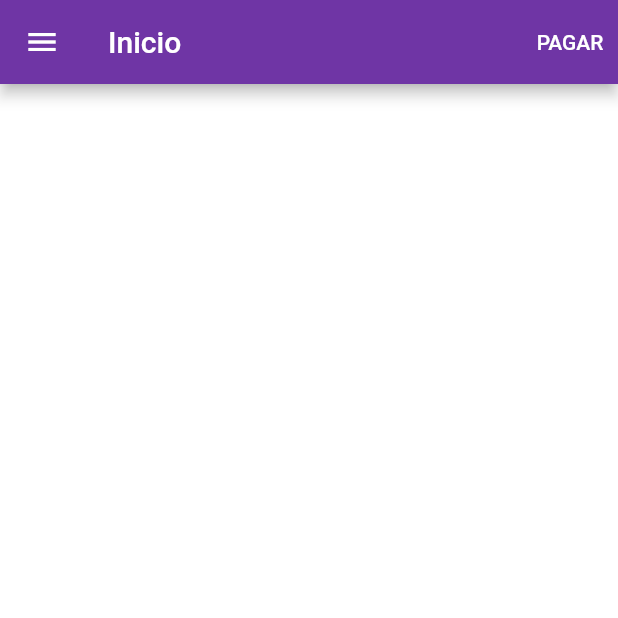
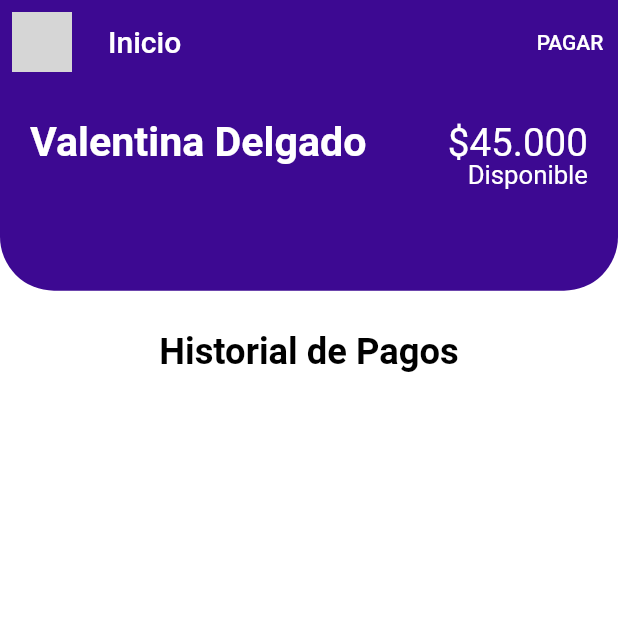
Before and after one commit to NicoEPS03/GradoPasajero, a Flutter app: the screen it shows after launch, after a tap on "Ingresar", on a phone screen of 412 x 824 dp, the top half of it. Run offline on Flutter 3.47's test engine with Material 2 defaults, Android fonts, the light colour scheme and no system bars; our stand-ins replace flutter_svg; grey boxes are pictures that could not be loaded.

Commit message:
Barra de navegación e inicio a mitades

```diff
--- /dev/null
+++ b/lib/Cuenta/Cuenta.dart
@@ -0,0 +1,11 @@
+
+import 'package:flutter/material.dart';
+
+class Cuenta extends StatelessWidget {
+  @override
+  Widget build(BuildContext context) {
+    // TODO: implement build
+    throw UnimplementedError();
+  }
+
+}
--- /dev/null
+++ b/lib/Login/HeaderInicio.dart
@@ -0,0 +1,68 @@
+import 'package:flutter/cupertino.dart';
+import 'package:flutter/material.dart';
+
+import '../constants.dart';
+
+class HeaderInicio extends StatelessWidget{
+  const HeaderInicio({
+    Key? key,
+    required this.size,
+  }) : super(key: key);
+
+  final Size size;
+
+  @override
+  Widget build(BuildContext context) {
+    return Container(
+      height: size.height * 0.2,
+      child: Stack(
+        children: <Widget>[
+          Container(
+            padding: EdgeInsets.only(
+              left: 20,
+              right: 20,
+              bottom: 60,
+            ),
+            height: size.height * 0.2 - 27,
+            decoration: BoxDecoration(
+              color: kPrimaryColor,
+              borderRadius: BorderRadius.only(
+                bottomLeft: Radius.circular(36),
+                bottomRight: Radius.circular(36),
+              ),
+            ),
+            child: Row(
+              children: <Widget>[
+                Text(
+                  'Valentina Delgado',
+                  style: TextStyle(color: Colors.white, fontSize: MediaQuery.of(context).size.width/15 , fontWeight: FontWeight.bold),
+                ),
+                Spacer(),
+                Text(
+                  '\$45.000',
+                  style: TextStyle(color: Colors.white, fontSize: MediaQuery.of(context).size.width/16),
+                ),
+              ],
+            ),
+          ),
+          Positioned(
+            bottom: size.height/15.3,
+            right: 0,
+            child: Container(
+              margin: EdgeInsets.symmetric(horizontal: 20),
+              height: 60,
+              child: Column(
+                children: <Widget>[
+                  Text(
+                    'Disponible',
+                    style: TextStyle(color: Colors.white, fontSize: MediaQuery.of(context).size.width/24,),
+                  ),
+                ],
+              ),
+            ),
+          ),
+        ],
+      ),
+    );
+  }
+}
--- a/lib/Login/Inicio.dart
+++ b/lib/Login/Inicio.dart
@@ -1,22 +1,66 @@
+import 'package:flutter/cupertino.dart';
 import 'package:flutter/material.dart';
+import 'package:flutter_svg/flutter_svg.dart';
 import 'package:provider/provider.dart';
 import 'package:proyecto_grado_pasajero/Login/NavigationDrawerWidget.dart';
 import 'package:proyecto_grado_pasajero/Provider/NavigationProvider.dart';
 
 import '../constants.dart';
+import 'HeaderInicio.dart';
 
-class Inicio extends StatelessWidget{
+class Inicio extends StatelessWidget {
   @override
-  Widget build(BuildContext context){
+  Widget build(BuildContext context) {
+    Size size = MediaQuery.of(context).size;
+
     return ChangeNotifierProvider(
       create: (context) => NavigationProvider(),
       child: Scaffold(
         drawer: NavigationDrawerWidget(),
         appBar: AppBar(
+          elevation: 0,
+          leading: Builder(
+            builder: (BuildContext context) {
+              return IconButton(
+                icon: SvgPicture.asset("assets/icons/menu.svg"),
+                onPressed: () {
+                  Scaffold.of(context).openDrawer();
+                },
+              );
+            },
+          ),
           title: Text('Inicio'),
           actions: [
-            TextButton(onPressed: null, child: Text('PAGAR', style: TextStyle(color: Colors.white),),style: TextButton.styleFrom(primary: kPrimaryLightColor),)
+            TextButton(
+              onPressed: null,
+              child: Text(
+                'PAGAR',
+                style: TextStyle(color: Colors.white),
+              ),
+              style: TextButton.styleFrom(primary: kPrimaryLightColor),
+            )
           ],
+        ),
+        body: SingleChildScrollView(
+          child: Column(
+            children: <Widget>[
+              HeaderInicio(size: size),
+              Container(
+                child: Stack(
+                    children: <Widget>[
+                      Text(
+                        'Historial de Pagos',
+                        style: TextStyle(
+                          color: Colors.black,
+                          fontSize: MediaQuery.of(context).size.width / 17,
+                          fontWeight: FontWeight.bold,
+                        ),
+                      ),
+                    ]
+                ),
+              ),
+            ],
+          ),
         ),
       ),
     );
--- a/lib/Login/Login.dart
+++ b/lib/Login/Login.dart
@@ -48,7 +48,7 @@ class _LoginState extends State<Login> {
                       decoration: InputDecoration(
                         icon: Icon(
                           Icons.person,
-                          color: kPrimaryColor,
+                          color: KPrimaryColorLogin,
                         ),
                         hintText: "E-mail",
                         border: InputBorder.none,
@@ -65,17 +65,17 @@ class _LoginState extends State<Login> {
                     ),
                     child: TextFormField(
                       obscureText: !this.visibility,
-                      cursorColor: kPrimaryColor,
+                      cursorColor: KPrimaryColorLogin,
                       decoration: InputDecoration(
                         hintText: "Contraseña",
                         icon: Icon(
                           Icons.lock,
-                          color: kPrimaryColor,
+                          color: KPrimaryColorLogin,
                         ),
                         suffixIcon: IconButton(
                           icon: Icon(
                             visibility ? Icons.visibility : Icons.visibility_off,
-                            color: kPrimaryColor,
+                            color: KPrimaryColorLogin,
                           ),
                           onPressed: () {
                             setState(() {
@@ -95,7 +95,7 @@ class _LoginState extends State<Login> {
                       borderRadius: BorderRadius.circular(29),
                       child: FlatButton(
                         padding: EdgeInsets.symmetric(vertical: 20, horizontal: 40),
-                        color: kPrimaryColor,
+                        color: KPrimaryColorLogin,
                         onPressed: () {
                           Navigator.push(context, MaterialPageRoute(builder: (context){return Inicio();}) );
                         },
@@ -111,7 +111,7 @@ class _LoginState extends State<Login> {
                     children: <Widget>[
                       Text(
                         "¿No tienes una cuenta? ",
-                        style: TextStyle(color: kPrimaryColor),
+                        style: TextStyle(color: KPrimaryColorLogin),
                       ),
                       GestureDetector(
                         onTap: () {
@@ -120,7 +120,7 @@ class _LoginState extends State<Login> {
                         child: Text(
                           "Registratre",
                           style: TextStyle(
-                            color: kPrimaryColor,
+                            color: KPrimaryColorLogin,
                             fontWeight: FontWeight.bold,
                           ),
                         ),
--- a/lib/Login/NavigationDrawerWidget.dart
+++ b/lib/Login/NavigationDrawerWidget.dart
@@ -10,7 +10,7 @@ class NavigationDrawerWidget extends StatelessWidget{
   @override
   Widget build (BuildContext context) => Drawer(
     child: Container(
-      color: KSecundaryColor,
+      color: kPrimaryColor,
       child: ListView(
         children: <Widget>[
           Container(
@@ -74,15 +74,15 @@ class NavigationDrawerWidget extends StatelessWidget{
   Widget buildMenuItem(BuildContext context, {required NavigationItem item, required String text,required IconData icon}) {
     final provider = Provider.of<NavigationProvider>(context);
     final currentItem = provider.navigationItem;
-    final isSelected = item == currentItem;
+    //final isSelected = item == currentItem;
 
     final color = Colors.white;
 
     return Material(
       color: Colors.transparent,
       child: ListTile(
-        selected: isSelected,
-        selectedTileColor: Colors.white24,
+        //selected: isSelected,
+        //selectedTileColor: Colors.white24,
         leading: Icon(icon, color: color),
         title: Text(text, style: TextStyle(color: color, fontSize: 16)),
         onTap: () => selectItem(context, item),
--- a/lib/constants.dart
+++ b/lib/constants.dart
@@ -1,5 +1,8 @@
 import 'package:flutter/material.dart';
 
-const kPrimaryColor = Color(0xFF6F35A5);
+//const kPrimaryColor = Color.fromRGBO(88, 24, 69, 1);
+const kPrimaryColor = Color.fromRGBO(61, 9, 146, 1);
+const KPrimaryColorLogin = Color(0xFF6F35A5);
 const kPrimaryLightColor = Color(0xFFF1E6FF);
 const KSecundaryColor = Color.fromRGBO(159, 78, 90, 0.47);
+//const kPrimaryColor = Color(0xFF3235DB)
--- a/pubspec.yaml
+++ b/pubspec.yaml
@@ -24,12 +24,12 @@ dependencies:
   flutter:
     sdk: flutter
 
-  flutter_svg: ^0.17.4
+  flutter_svg: ^0.19.1
 
 
   # The following adds the Cupertino Icons font to your application.
   # Use with the CupertinoIcons class for iOS style icons.
-  cupertino_icons: ^1.0.2
+  cupertino_icons: ^0.1.3
   provider: ^5.0.0
 
 dev_dependencies:
@@ -50,6 +50,7 @@ flutter:
   # To add assets to your application, add an assets section, like this:
   assets:
     - assets/images/
+    - assets/icons/
   #   - images/a_dot_burr.jpeg
   #   - images/a_dot_ham.jpeg
 
```
Also changed, not shown: pubspec.lock.
